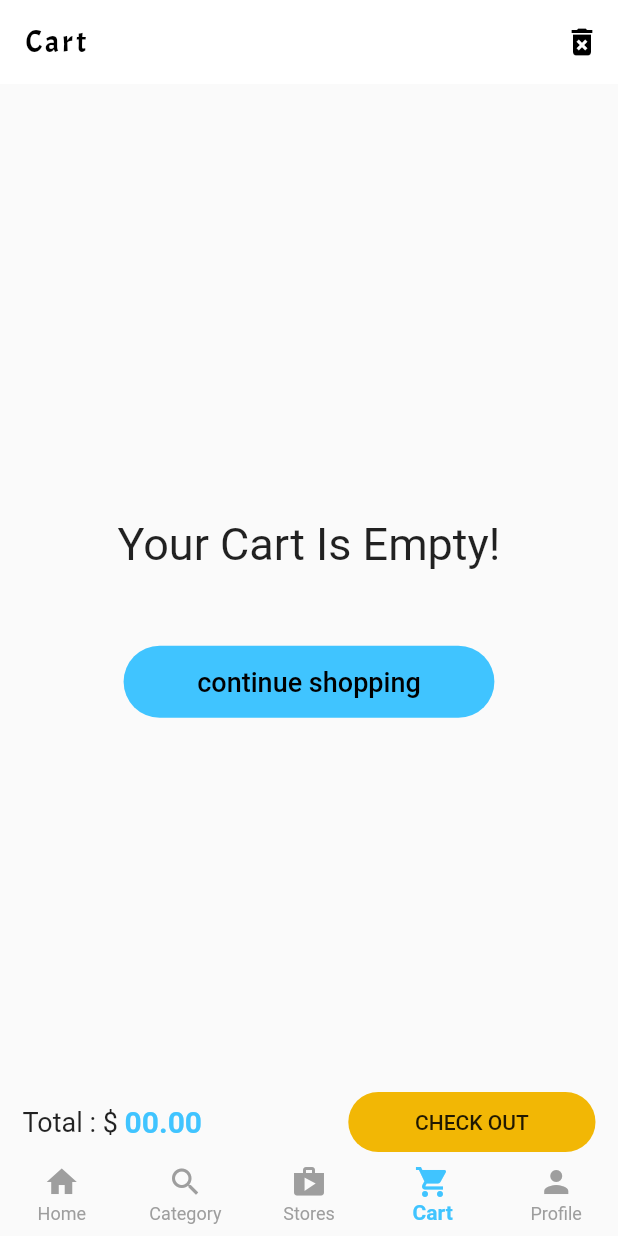
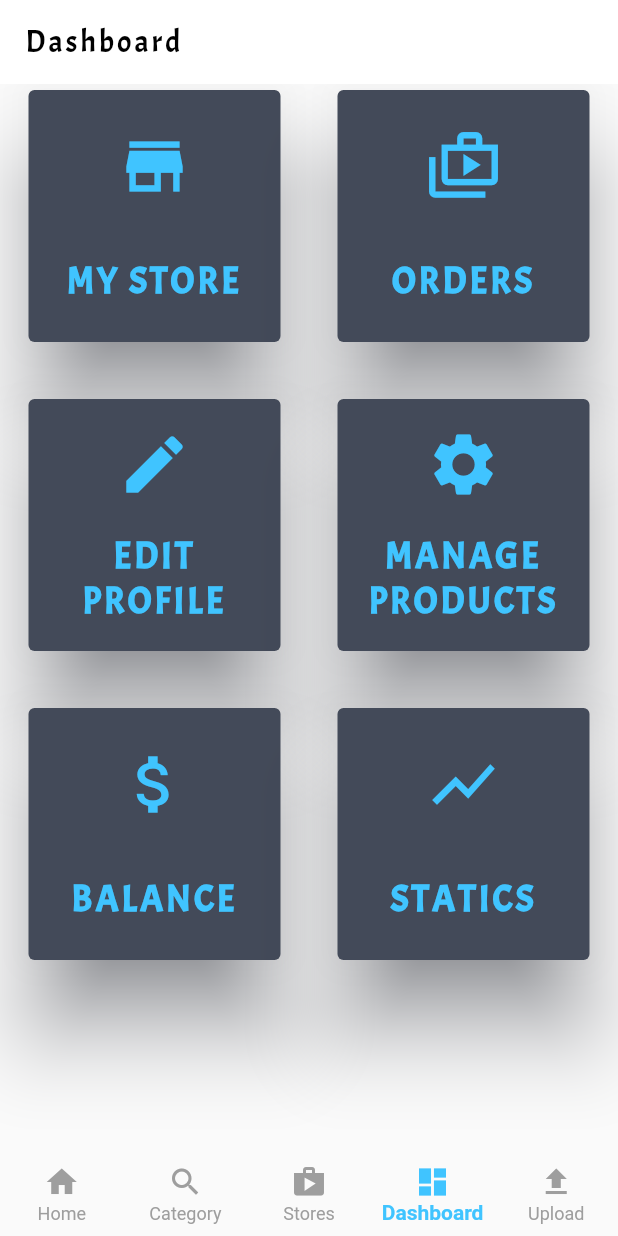
Before and after one commit to noufel-boulkroune/Multi-Store-App, a Flutter app: the screen it shows after launch, item 4 of the bottom bar chosen, on a phone screen of 412 x 824 dp. Run offline on Flutter 3.47's test engine with Material 2 defaults, Android fonts, the phone set to English and light mode, and no system bars.

Commit message:
Add supplier home screen and dashboard screen

```diff
--- a/lib/main.dart
+++ b/lib/main.dart
@@ -1,5 +1,6 @@
 import 'package:flutter/material.dart';
 import 'package:multi_store_app/screens/customer_home_screen.dart';
+import 'package:multi_store_app/screens/supplier_home_screen.dart';
 
 void main() {
   runApp(const MyApp());
@@ -17,7 +18,7 @@ class MyApp extends StatelessWidget {
       theme: ThemeData(
         primarySwatch: Colors.blue,
       ),
-      home: const CustomerHomeScreen(),
+      home: const SupplierHomeScreen(),
     );
   }
 }
--- /dev/null
+++ b/lib/screens/dashboard_screen.dart
@@ -0,0 +1,77 @@
+import 'package:flutter/material.dart';
+import 'package:multi_store_app/widgets/appbar_widget.dart';
+
+List<String> lable = [
+  "my store",
+  "orders",
+  "edit profile",
+  "manage products",
+  "balance",
+  "statics"
+];
+
+List<IconData> iconsList = [
+  Icons.store,
+  Icons.shop_2_outlined,
+  Icons.edit,
+  Icons.settings,
+  Icons.attach_money,
+  Icons.show_chart,
+];
+
+class DashboardScreen extends StatelessWidget {
+  const DashboardScreen({super.key});
+
+  @override
+  Widget build(BuildContext context) {
+    return Scaffold(
+      appBar: AppBar(
+        backgroundColor: Colors.white,
+        elevation: 0,
+        title: const AppBarTitle(title: "Dashboard"),
+        actions: [
+          IconButton(
+            onPressed: () {},
+            icon: const Icon(Icons.logout),
+          ),
+        ],
+      ),
+      body: Padding(
+        padding: const EdgeInsets.symmetric(horizontal: 15),
+        child: GridView.count(
+            mainAxisSpacing: 30,
+            crossAxisSpacing: 30,
+            crossAxisCount: 2,
+            children: List.generate(
+                6,
+                (index) => Card(
+                      elevation: 25,
+                      shadowColor: const Color(0xFF434A59),
+                      color: const Color(0xFF434A59),
+                      child: Padding(
+                        padding: const EdgeInsets.all(8),
+                        child: Column(
+                            mainAxisAlignment: MainAxisAlignment.spaceAround,
+                            children: [
+                              Icon(
+                                iconsList[index],
+                                size: 50,
+                                color: Colors.lightBlueAccent,
+                              ),
+                              Text(
+                                lable[index].toUpperCase(),
+                                textAlign: TextAlign.center,
+                                style: const TextStyle(
+                                    fontSize: 24,
+                                    fontWeight: FontWeight.w600,
+                                    letterSpacing: 2,
+                                    fontFamily: "Acme",
+                                    color: Colors.lightBlueAccent),
+                              )
+                            ]),
+                      ),
+                    ))),
+      ),
+    );
+  }
+}
--- /dev/null
+++ b/lib/screens/supplier_home_screen.dart
@@ -0,0 +1,65 @@
+import 'package:flutter/material.dart';
+import 'package:multi_store_app/screens/dashboard_screen.dart';
+import 'package:multi_store_app/screens/home_screen.dart';
+import 'package:multi_store_app/screens/stores.dart';
+
+import 'category_screen.dart';
+
+class SupplierHomeScreen extends StatefulWidget {
+  const SupplierHomeScreen({super.key});
+
+  @override
+  State<SupplierHomeScreen> createState() => _SupplierHomeScreenState();
+}
+
+class _SupplierHomeScreenState extends State<SupplierHomeScreen> {
+  int _selectedIndex = 0;
+  final List<Widget> _tabs = const [
+    HomeScreen(),
+    CategoryScreen(),
+    StoresScreen(),
+    DashboardScreen(),
+    Center(child: Text("Upload")),
+  ];
+  @override
+  Widget build(BuildContext context) {
+    return Scaffold(
+      body: _tabs[_selectedIndex],
+      bottomNavigationBar: BottomNavigationBar(
+        type: BottomNavigationBarType.fixed,
+        selectedItemColor: Colors.lightBlueAccent,
+        unselectedItemColor: Colors.grey,
+        elevation: 0,
+        selectedLabelStyle: const TextStyle(fontWeight: FontWeight.w600),
+        currentIndex: _selectedIndex,
+        items: const [
+          BottomNavigationBarItem(
+            icon: Icon(Icons.home),
+            label: "Home",
+          ),
+          BottomNavigationBarItem(
+            icon: Icon(Icons.search),
+            label: "Category",
+          ),
+          BottomNavigationBarItem(
+            icon: Icon(Icons.shop),
+            label: "Stores",
+          ),
+          BottomNavigationBarItem(
+            icon: Icon(Icons.dashboard),
+            label: "Dashboard",
+          ),
+          BottomNavigationBarItem(
+            icon: Icon(Icons.upload),
+            label: "Upload",
+          ),
+        ],
+        onTap: (index) {
+          setState(() {
+            _selectedIndex = index;
+          });
+        },
+      ),
+    );
+  }
+}
```
